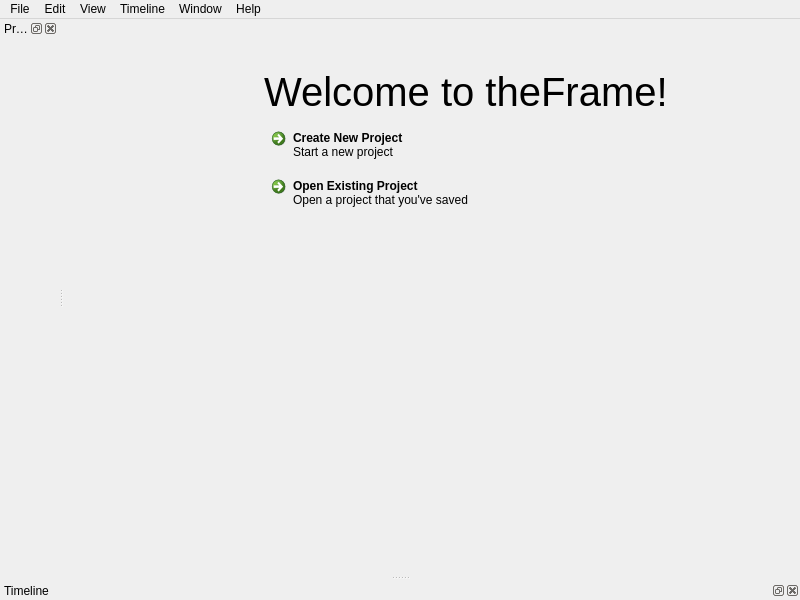
The window that frame/mainwindow.ui (vicr123/theFrame) describes before a commit, drawn with Qt 5.
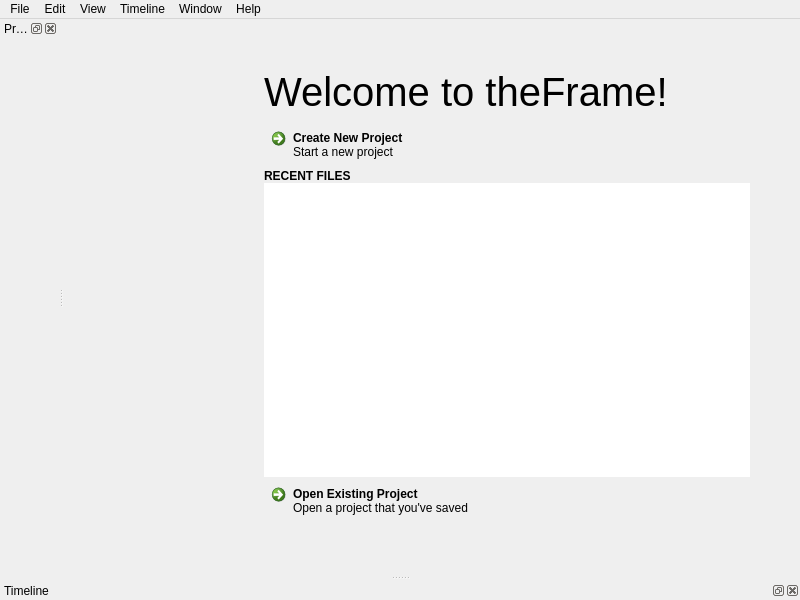
The same window after the commit. The open tabs and pages were chosen to show the change. Icons and pictures are not drawn. Custom widgets are drawn as their Qt base class.

Commit message: Implement Recent files

```diff
--- a/frame/mainwindow.ui
+++ b/frame/mainwindow.ui
@@ -80,6 +80,29 @@
             </property>
            </widget>
           </item>
+          <item>
+           <widget class="QLabel" name="label">
+            <property name="font">
+             <font>
+              <weight>75</weight>
+              <bold>true</bold>
+             </font>
+            </property>
+            <property name="text">
+             <string>RECENT FILES</string>
+            </property>
+            <property name="margin">
+             <number>9</number>
+            </property>
+           </widget>
+          </item>
+          <item>
+           <widget class="QListWidget" name="recentsBox">
+            <property name="frameShape">
+             <enum>QFrame::NoFrame</enum>
+            </property>
+           </widget>
+          </item>
           <item>
            <widget class="QCommandLinkButton" name="openProjectButton">
             <property name="text">
@@ -92,19 +115,6 @@
           </item>
          </layout>
         </item>
-        <item>
-         <spacer name="verticalSpacer">
-          <property name="orientation">
-           <enum>Qt::Vertical</enum>
-          </property>
-          <property name="sizeHint" stdset="0">
-           <size>
-            <width>20</width>
-            <height>40</height>
-           </size>
-          </property>
-         </spacer>
-        </item>
        </layout>
       </widget>
       <widget class="QWidget" name="newProjectPage">
```
Left out of the diff: 11 changed lines with no effect on the pictures. The commit also changes 172 other files.
